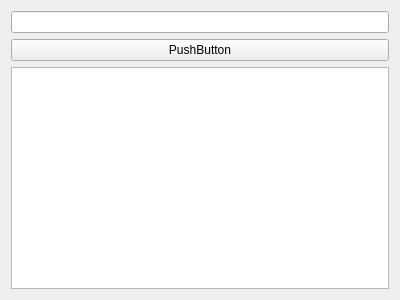
Old version of the form widget.ui in the repository yacbo/MyTitleDemo.
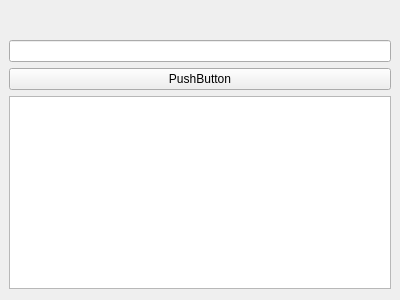
New version of the form.

Commit message: 1.增加margin设置

The edit to the form file:
```diff
--- a/widget.ui
+++ b/widget.ui
@@ -14,6 +14,18 @@
    <string>Widget</string>
   </property>
   <layout class="QVBoxLayout" name="verticalLayout_2">
+   <property name="sizeConstraint">
+    <enum>QLayout::SetDefaultConstraint</enum>
+   </property>
+   <property name="leftMargin">
+    <number>9</number>
+   </property>
+   <property name="topMargin">
+    <number>40</number>
+   </property>
+   <property name="rightMargin">
+    <number>9</number>
+   </property>
    <item>
     <layout class="QVBoxLayout" name="verticalLayout">
      <property name="topMargin">
```
The commit also changes 5 other files.
